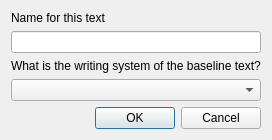
adamb924/Gloss, file newtextdialog.ui: the form before one commit.
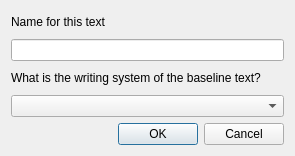
The form after the commit.

```diff
--- a/newtextdialog.ui
+++ b/newtextdialog.ui
@@ -6,8 +6,8 @@
    <rect>
     <x>0</x>
     <y>0</y>
-    <width>249</width>
-    <height>133</height>
+    <width>295</width>
+    <height>156</height>
    </rect>
   </property>
   <property name="windowTitle">
```
Left out of the diff: 2 changed lines with no effect on the pictures.
